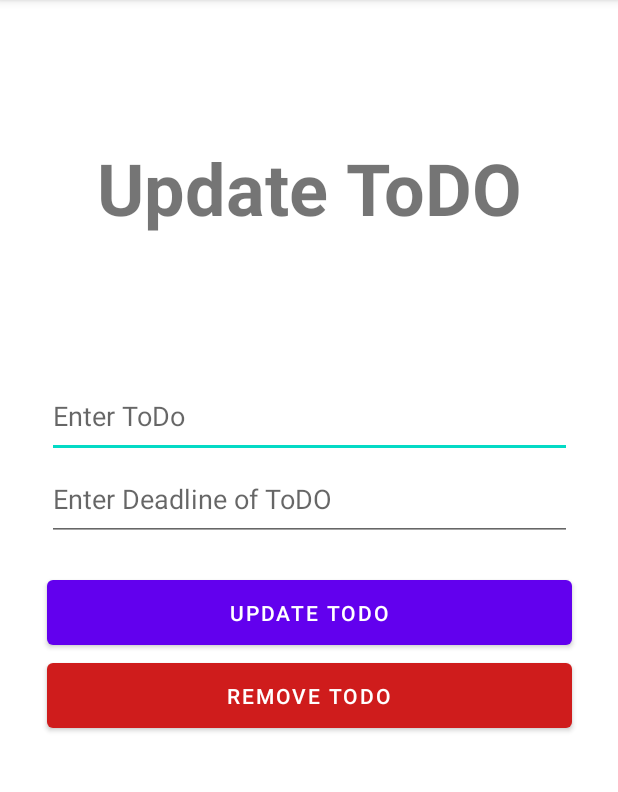
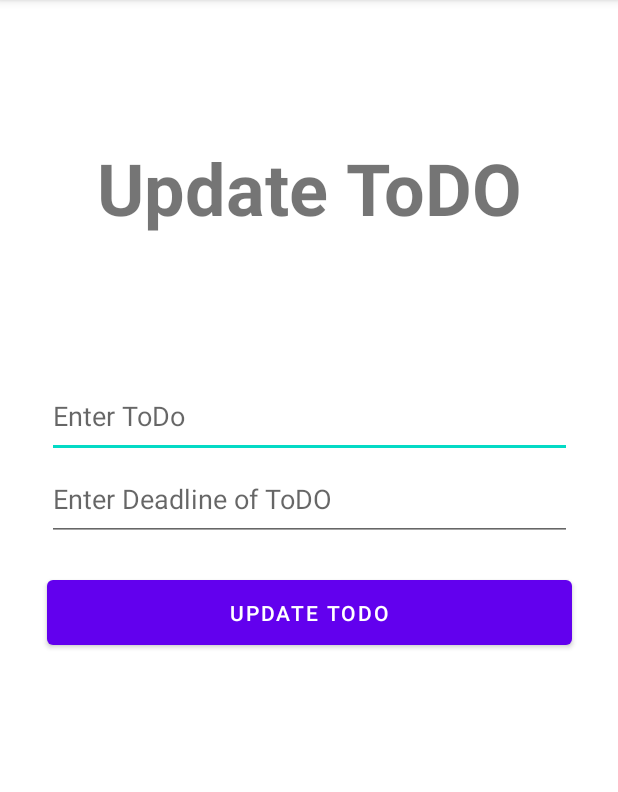
Before and after one commit to pitzzahh/android-app-todo, an Android app: the UpdateActivity screen opened directly, with no data from a screen before it, on a phone screen of 412 x 824 dp, the part 84-876 px from its top. Run offline under Robolectric (Android 15) with nearby library versions, the phone set to English and light mode, and no system bars; 2 statements that could not run were skipped.

Commit message:
refactor: removed remove todo button

```diff
--- a/app/src/main/res/layout/activity_update.xml
+++ b/app/src/main/res/layout/activity_update.xml
@@ -61,17 +61,4 @@
         app:layout_constraintTop_toBottomOf="@+id/deadline"
         tools:ignore="VisualLintButtonSize" />
 
-    <Button
-        android:id="@+id/removeToDo"
-        android:layout_width="0dp"
-        android:layout_height="55dp"
-        android:focusable="true"
-        android:text="@string/remove_todo"
-        app:backgroundTint="#CF1C1C"
-        app:layout_constraintEnd_toEndOf="@+id/updateButton"
-        app:layout_constraintHorizontal_bias="1.0"
-        app:layout_constraintStart_toStartOf="@+id/updateButton"
-        app:layout_constraintTop_toBottomOf="@+id/updateButton"
-        tools:ignore="VisualLintButtonSize" />
-
 </androidx.constraintlayout.widget.ConstraintLayout>
```
